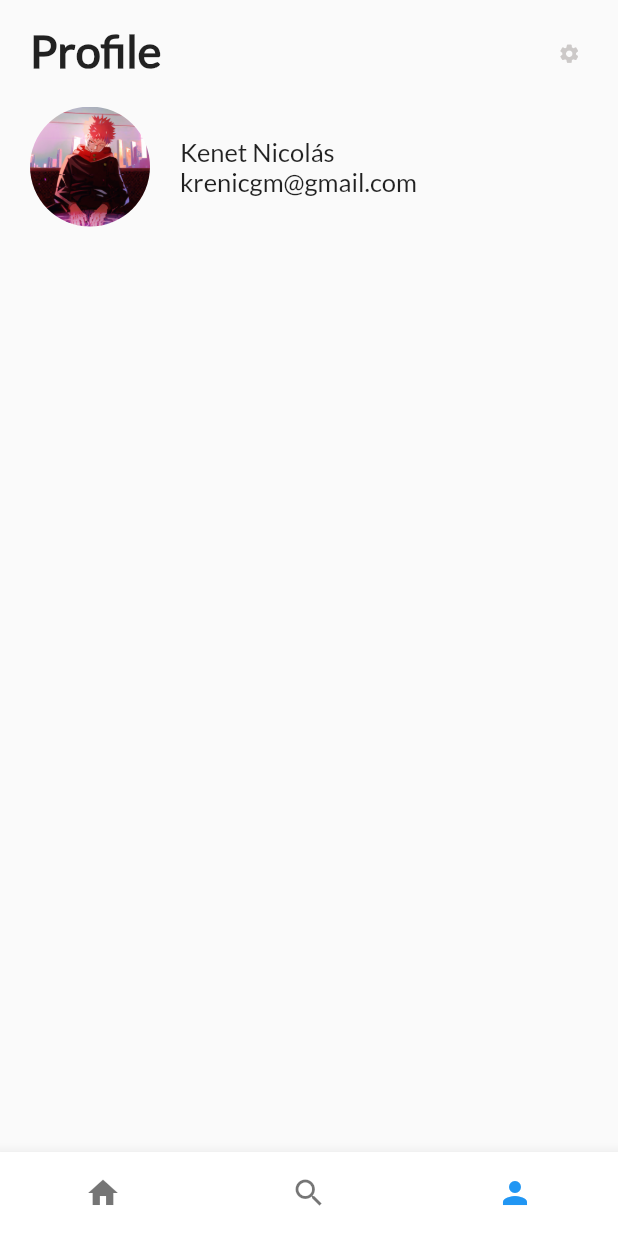
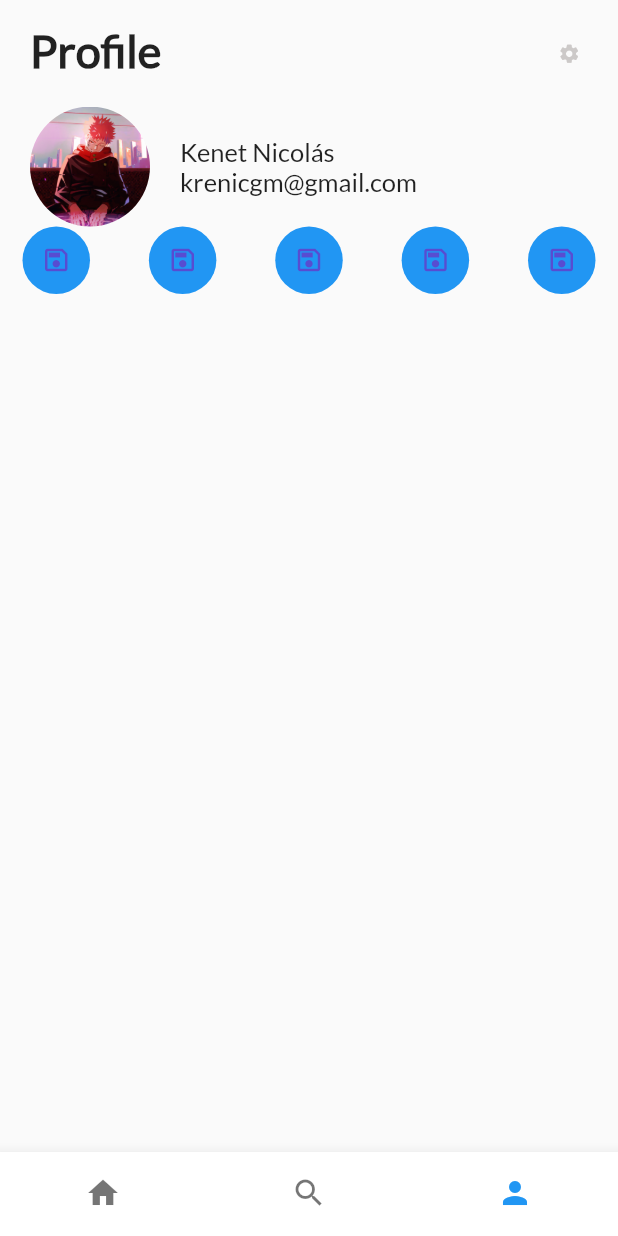
Before and after one commit to kennethnico/platzi_trips, a Flutter app: the screen it shows after launch, item 3 of the bottom bar chosen, on a phone screen of 412 x 824 dp. Run offline on Flutter 3.47's test engine with Material 2 defaults, Android fonts, the phone set to English and light mode, and no system bars.

Commit message:
Gradiente Profile 85%

```diff
--- a/lib/profile_card_image.dart
+++ b/lib/profile_card_image.dart
@@ -94,11 +94,44 @@ class ProfileCardImage extends StatelessWidget {
         userDetails
       ],
     );
+    /* Tira de Circulos*/
+    final saveIcon = Container(
+      margin: const EdgeInsets.only(
+          right: 15.0,
+          left: 15.0,
+      ),
+      padding: const EdgeInsets.only(
+        //left: 20.0,
+        //right: 20.0
+      ),
+      width: 45.0,
+      height: 45.0,
+      decoration: const BoxDecoration(
+        shape: BoxShape.circle,
+        color: Colors.blue,
+      ),
+      child: const Icon(
+        Icons.save_outlined,
+        color: Color(0xFF584CD1),
+        size: 20.0,
+      ),
+    );
+    final icons = Row(
+      mainAxisAlignment: MainAxisAlignment.spaceBetween,
+      children: <Widget>[
+        saveIcon,
+        saveIcon,
+        saveIcon,
+        saveIcon,
+        saveIcon
+      ],
+    );
     return Column(
       crossAxisAlignment: CrossAxisAlignment.start,
       children: <Widget>[
         cabecera,
-        cardProfile
+        cardProfile,
+        icons
       ],
     );
   }
```
